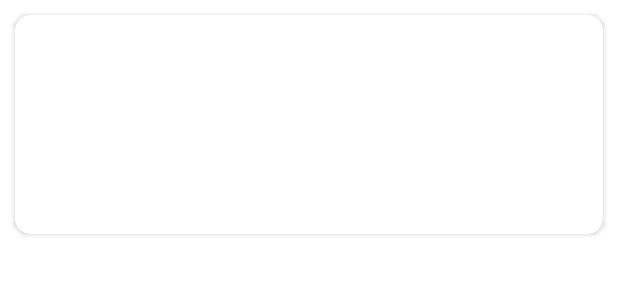
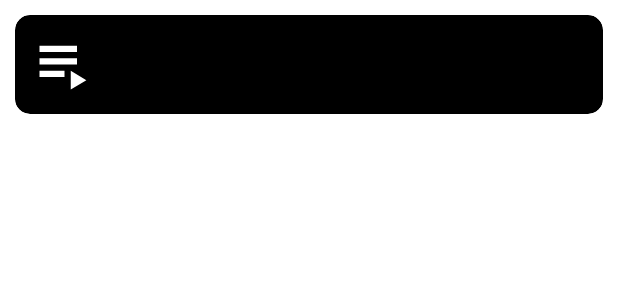
Before and after one commit to jeredublo/ShotList, an Android app: the layout project_card.xml on its own in the app's theme, with its tools: preview values and no code run, on a phone screen of 412 x 824 dp. Shown: the top 300 px of the screen. Run offline under Robolectric (Android 15) with nearby library versions, the phone set to English and light mode, and no system bars.

Commit message:
App still crashes after coming back mulitple times from CreateProject but the project cards are now showing up!

```diff
--- a/app/src/main/java/com/example/shotlist/repository/SLRepository.kt
+++ b/app/src/main/java/com/example/shotlist/repository/SLRepository.kt
@@ -7,11 +7,8 @@ import kotlinx.coroutines.flow.Flow
 import kotlinx.coroutines.flow.flow
 import kotlinx.coroutines.flow.flowOn
 
-// want to run on the IO but we add it as a param so that we can change it out for testing later
-// need the Dao in here as well when the db is added later
 class SLRepository(
     private val dao : SLDao,
-//    private val service: SLService,
     private val dispatcher: CoroutineDispatcher)
 {
 
--- a/app/src/main/java/com/example/shotlist/w_project/actions/AddButtonClickedAction.kt
+++ b/app/src/main/java/com/example/shotlist/w_project/actions/AddButtonClickedAction.kt
@@ -3,7 +3,7 @@ package com.example.shotlist.w_project.actions
 import com.example.shotlist.base_mvi.BaseAction
 import com.example.shotlist.base_mvi.MVIViewModel
 import com.example.shotlist.w_project.data_structs.ProjectListState
-import com.example.shotlist.w_project.events.NavigateToAddProjectEvent
+import com.example.shotlist.w_project.events.NavigateToCreateProjectEvent
 
 // To evoke screen transition into creating a project.
 // Called when the user clicks on the Add Project Button on the project list screen
@@ -11,7 +11,7 @@ class AddButtonClickedAction() : BaseAction<ProjectListState> {
 
     override suspend fun performAction(currentState: ProjectListState, viewModel: MVIViewModel<ProjectListState>) {
         // need to evoke event to change screens
-        viewModel.sendEvent(NavigateToAddProjectEvent())
+        viewModel.sendEvent(NavigateToCreateProjectEvent())
     }
 
 }
--- a/app/src/main/java/com/example/shotlist/w_project/events/NavigateToAddProjectEvent.kt
+++ b/app/src/main/java/com/example/shotlist/w_project/events/NavigateToCreateProjectEvent.kt
@@ -6,7 +6,7 @@ import com.example.shotlist.base_mvi.BaseEvent
 import com.example.shotlist.w_project.ProjectListFragment
 import com.example.shotlist.w_project.ProjectListFragmentDirections
 
-class NavigateToAddProjectEvent() : BaseEvent {
+class NavigateToCreateProjectEvent() : BaseEvent {
 
     override fun performEvent(fragment: Fragment) {
         val action = ProjectListFragmentDirections.actionProjectListFragmentToNewProjectFragment()
--- a/app/src/main/res/layout/project_card.xml
+++ b/app/src/main/res/layout/project_card.xml
@@ -4,13 +4,13 @@
     android:layout_height="wrap_content"
     xmlns:app="http://schemas.android.com/apk/res-auto"
     app:cardElevation="2dp"
-    app:cardBackgroundColor="@color/white"
+    app:cardBackgroundColor="@color/black"
     app:contentPadding="8dp"
     app:cardCornerRadius="10dp"
     android:layout_margin="10dp">
 
   <androidx.constraintlayout.widget.ConstraintLayout
-      android:layout_width="wrap_content"
+      android:layout_width="match_parent"
       android:layout_height="wrap_content"
       android:layout_gravity="center">
 
@@ -32,16 +32,17 @@
         app:layout_constraintTop_toTopOf="parent"
         app:layout_constraintBottom_toBottomOf="parent"
         app:layout_constraintLeft_toRightOf="@id/card_icon"
-        android:textSize="32sp"
+        android:textSize="10sp"
         />
 
     <TextView
         android:id="@+id/production_date"
         android:layout_width="wrap_content"
         android:layout_height="wrap_content"
+        android:textColor="@color/white"
         app:layout_constraintTop_toBottomOf="@id/project_name"
         app:layout_constraintBottom_toBottomOf="parent"
         app:layout_constraintLeft_toRightOf="@id/card_icon"
-        android:textSize="32sp" />
+        android:textSize="10sp" />
   </androidx.constraintlayout.widget.ConstraintLayout>
 </androidx.cardview.widget.CardView>
```
Also changed, not shown: app/src/main/java/com/example/shotlist/w_project/ProjectListFragment.kt (+4 -5 lines), app/src/main/java/com/example/shotlist/w_project/actions/ProjectClickedAction.kt (+4 -6 lines), app/src/main/java/com/example/shotlist/ww_project_create/actions/NameEditedAction.kt (deleted, +0 -16 lines).
